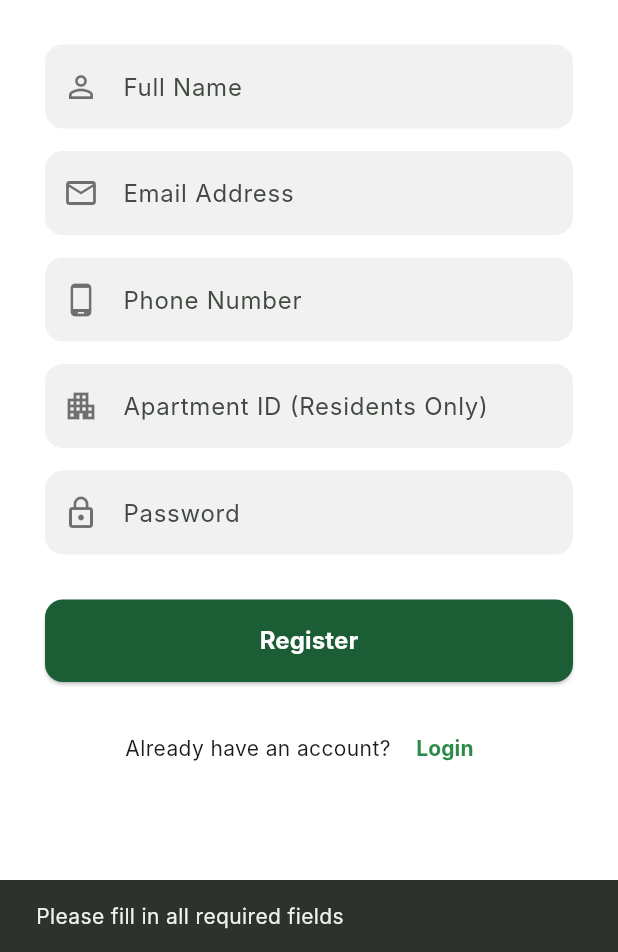
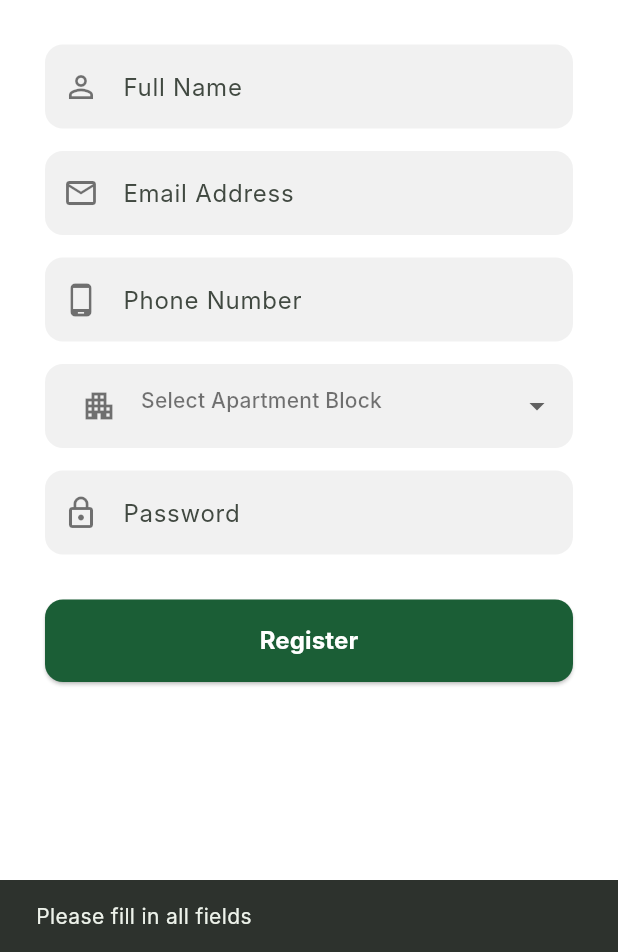
Before and after one commit to udeshrashmika/Waste-Wise---Mobile-app, a Flutter app: the RegisterScreen screen opened directly, after a tap on "Register", on a phone screen of 412 x 824 dp, the part 284-1236 px from its top. Run offline on Flutter 3.47's test engine with Material 3 defaults, Android fonts, the phone set to English and light mode, and no system bars; our stand-ins replace cloud_firestore, firebase_auth, firebase_core, flutter_map, image_picker, latlong2; missing offline and left inert: mobile_scanner, tflite_v2; accounts and stored records are empty; Roboto replaces fonts that are missing (Inter).

Commit message:
update the account creation logic in resident and truck driver

```diff
--- a/lib/features/auth/screens/login_screen.dart
+++ b/lib/features/auth/screens/login_screen.dart
@@ -191,7 +191,8 @@ class _UniversalLoginScreenState extends State<UniversalLoginScreen> {
                           Navigator.push(
                             context,
                             MaterialPageRoute(
-                              builder: (context) => const RegisterScreen(),
+                              builder: (context) =>
+                                  RegisterScreen(userRole: widget.userRole),
                             ),
                           );
                         },
--- a/lib/features/auth/screens/register_screen.dart
+++ b/lib/features/auth/screens/register_screen.dart
@@ -2,7 +2,8 @@ import 'package:flutter/material.dart';
 import '../../../services/auth_service.dart';
 
 class RegisterScreen extends StatefulWidget {
-  const RegisterScreen({super.key});
+  final String userRole;
+  const RegisterScreen({super.key, this.userRole = 'Resident'});
 
   @override
   State<RegisterScreen> createState() => _RegisterScreenState();
@@ -12,8 +13,16 @@ class _RegisterScreenState extends State<RegisterScreen> {
   final TextEditingController _nameController = TextEditingController();
   final TextEditingController _emailController = TextEditingController();
   final TextEditingController _phoneController = TextEditingController();
-  final TextEditingController _apartmentController = TextEditingController();
   final TextEditingController _passwordController = TextEditingController();
+
+  String? _selectedBlock;
+  final List<String> _blocks = [
+    'Block A',
+    'Block B',
+    'Block C',
+    'Block D',
+    'Block E',
+  ];
 
   final AuthService _authService = AuthService();
   bool _isLoading = false;
@@ -23,23 +32,25 @@ class _RegisterScreenState extends State<RegisterScreen> {
     _nameController.dispose();
     _emailController.dispose();
     _phoneController.dispose();
-    _apartmentController.dispose();
     _passwordController.dispose();
     super.dispose();
   }
 
   Future<void> _handleRegister() async {
-    print("🟢 Register Button Pressed!");
-
     final name = _nameController.text.trim();
     final email = _emailController.text.trim();
     final phone = _phoneController.text.trim();
-    final apartment = _apartmentController.text.trim();
     final password = _passwordController.text.trim();
 
-    if (name.isEmpty || email.isEmpty || phone.isEmpty || password.isEmpty) {
+    bool isResident = widget.userRole == 'Resident';
+
+    if (name.isEmpty ||
+        email.isEmpty ||
+        phone.isEmpty ||
+        password.isEmpty ||
+        (isResident && _selectedBlock == null)) {
       ScaffoldMessenger.of(context).showSnackBar(
-        const SnackBar(content: Text("Please fill in all required fields")),
+        const SnackBar(content: Text("Please fill in all fields")),
       );
       return;
     }
@@ -51,7 +62,8 @@ class _RegisterScreenState extends State<RegisterScreen> {
       password: password,
       fullName: name,
       phoneNumber: phone,
-      apartmentId: apartment,
+      apartmentId: isResident ? _selectedBlock! : 'N/A',
+      role: widget.userRole,
     );
 
     setState(() => _isLoading = false);
@@ -73,6 +85,9 @@ class _RegisterScreenState extends State<RegisterScreen> {
     const Color brandGreen = Color(0xFF1B5E36);
     const Color accentGreen = Color(0xFF2D8B49);
 
+    bool isResident = widget.userRole == 'Resident';
+    debugPrint("DEBUG: Registering as ${widget.userRole}");
+
     return Scaffold(
       backgroundColor: Colors.white,
       appBar: AppBar(
@@ -89,14 +104,26 @@ class _RegisterScreenState extends State<RegisterScreen> {
           child: Column(
             children: [
               const Icon(Icons.eco_rounded, size: 70, color: accentGreen),
-              const Text(
-                'Create Account',
-                style: TextStyle(
+              Text(
+                isResident ? 'Create Account' : 'Driver Registration',
+                style: const TextStyle(
                   fontSize: 24,
                   fontWeight: FontWeight.bold,
                   color: Colors.black87,
                 ),
               ),
+              if (!isResident)
+                Padding(
+                  padding: const EdgeInsets.only(top: 8.0),
+                  child: Chip(
+                    label: Text(widget.userRole.toUpperCase()),
+                    backgroundColor: accentGreen.withOpacity(0.1),
+                    labelStyle: const TextStyle(
+                      color: accentGreen,
+                      fontWeight: FontWeight.bold,
+                    ),
+                  ),
+                ),
               const SizedBox(height: 10),
               const Text(
                 'Join Waste Wise for a Cleaner Sri Lanka',
@@ -122,12 +149,45 @@ class _RegisterScreenState extends State<RegisterScreen> {
                 hint: 'Phone Number',
               ),
               const SizedBox(height: 15),
-              _buildRegisterField(
-                controller: _apartmentController,
-                icon: Icons.apartment_outlined,
-                hint: 'Apartment ID (Residents Only)',
-              ),
-              const SizedBox(height: 15),
+
+              if (isResident) ...[
+                Container(
+                  padding: const EdgeInsets.symmetric(
+                    horizontal: 12,
+                    vertical: 4,
+                  ),
+                  decoration: BoxDecoration(
+                    color: const Color(0xFFF1F1F1),
+                    borderRadius: BorderRadius.circular(12),
+                  ),
+                  child: DropdownButtonHideUnderline(
+                    child: DropdownButtonFormField<String>(
+                      value: _selectedBlock,
+                      hint: const Text(
+                        "Select Apartment Block",
+                        style: TextStyle(color: Colors.black54, fontSize: 14),
+                      ),
+                      isExpanded: true,
+                      decoration: const InputDecoration(
+                        prefixIcon: Icon(
+                          Icons.apartment_outlined,
+                          color: Colors.black54,
+                        ),
+                        border: InputBorder.none,
+                      ),
+                      items: _blocks.map((String block) {
+                        return DropdownMenuItem<String>(
+                          value: block,
+                          child: Text(block),
+                        );
+                      }).toList(),
+                      onChanged: (val) => setState(() => _selectedBlock = val),
+                    ),
+                  ),
+                ),
+                const SizedBox(height: 15),
+              ],
+
               _buildRegisterField(
                 controller: _passwordController,
                 icon: Icons.lock_outline,
@@ -160,23 +220,6 @@ class _RegisterScreenState extends State<RegisterScreen> {
                 ),
               ),
               const SizedBox(height: 20),
-
-              Row(
-                mainAxisAlignment: MainAxisAlignment.center,
-                children: [
-                  const Text("Already have an account? "),
-                  TextButton(
-                    onPressed: () => Navigator.pop(context),
-                    child: const Text(
-                      'Login',
-                      style: TextStyle(
-                        color: accentGreen,
-                        fontWeight: FontWeight.bold,
-                      ),
-                    ),
-                  ),
-                ],
-              ),
             ],
           ),
         ),
--- a/lib/services/auth_service.dart
+++ b/lib/services/auth_service.dart
@@ -61,6 +61,7 @@ class AuthService {
     required String fullName,
     required String phoneNumber,
     String? apartmentId,
+    required String role,
   }) async {
     try {
       DocumentSnapshot invitedDoc = await _db
```
